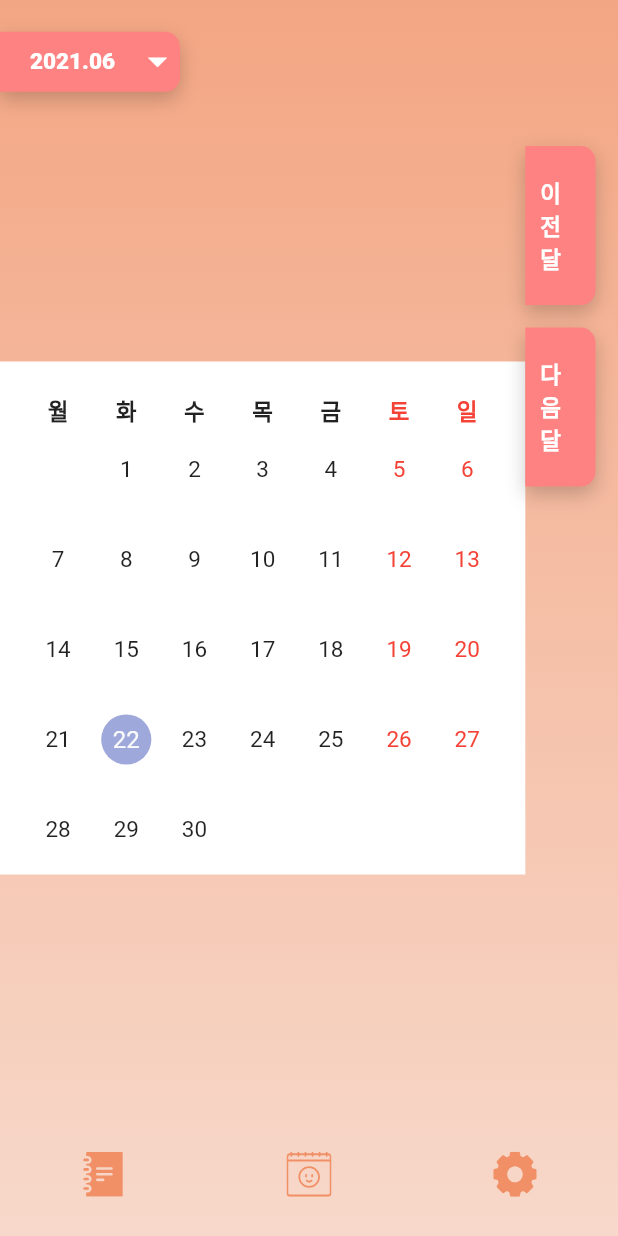
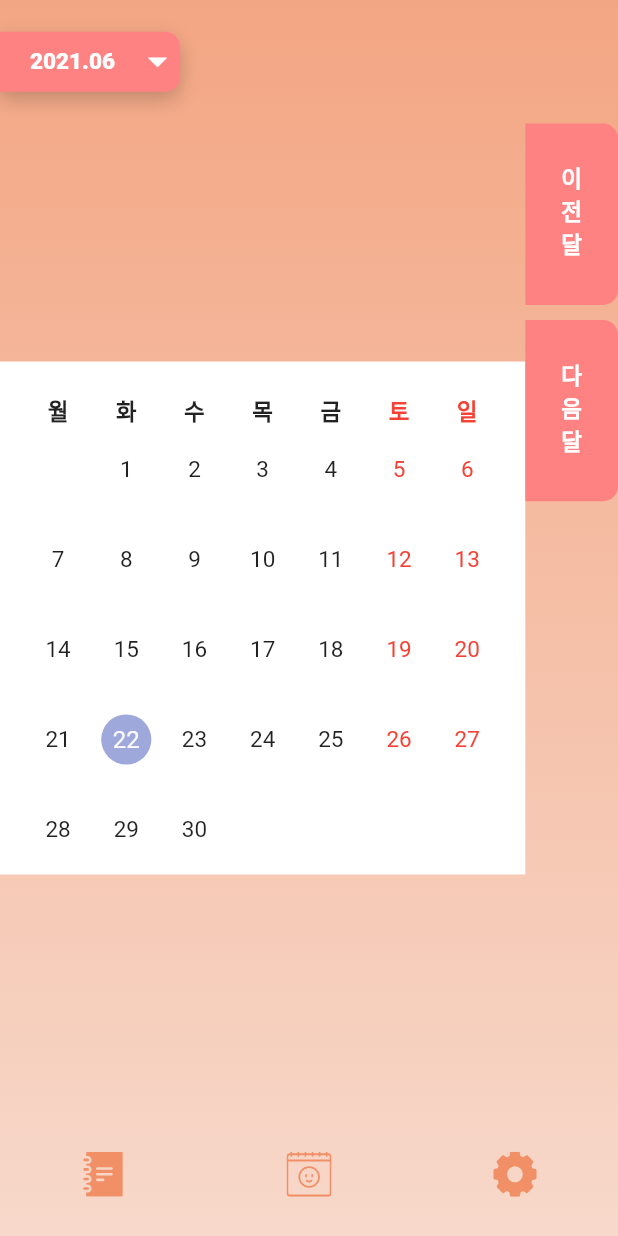
Before and after one commit to Miri-Hwang/account_book, a Flutter app: the screen it shows after launch, on a phone screen of 412 x 824 dp. Run offline on Flutter 3.47's test engine with Material 2 defaults, Android fonts, the light colour scheme and no system bars; drawn by our look-alikes of table_calendar; our stand-ins replace flutter_svg.

Commit message:
Make CalendarButton Widget

```diff
--- a/account_book/lib/calendar/calendar.dart
+++ b/account_book/lib/calendar/calendar.dart
@@ -78,53 +78,32 @@ class _AccountCalendarState extends State<AccountCalendar> {
         // Calendar Tabs
         Expanded(
           flex: 15,
-          child: Container(
-            padding: EdgeInsets.fromLTRB(0, 0, 15, 0),
-            child: Column(
-              children: [
-                Container(
-                  margin: EdgeInsets.fromLTRB(0, 15, 0, 15),
-                  padding: EdgeInsets.fromLTRB(10, 20, 10, 20),
-                  decoration: BoxDecoration(
-                    color: pink,
-                    borderRadius: BorderRadius.only(topRight: Radius.circular(10.0),bottomRight:Radius.circular(10.0),),
-                    boxShadow: [
-                      BoxShadow(
-                        color: Color.fromRGBO(0, 0, 0, 0.2),
-                        offset: Offset(0.0, 5.0), //(x,y)
-                        blurRadius: 10.0,
-                      ),//BoxShadow
-                    ],
-                  ),
+          child: Column(
+            crossAxisAlignment: CrossAxisAlignment.start,
+            children: [
+              calendarButton("\n이\n전\n달\n"),
+              SizedBox(height: 10,),
+              calendarButton("\n다\n음\n달\n"),
 
-                  child: Text(
-                      "이전달",style: TextStyle(color: Colors.white,fontWeight: FontWeight.w800),
-                  ),
-                ),
 
-                Container(
-                  margin: EdgeInsets.fromLTRB(0, 0, 0, 0),
-                  padding: EdgeInsets.fromLTRB(10, 20, 10, 20),
-                  decoration: BoxDecoration(
-                    color: pink,
-                    borderRadius: BorderRadius.only(topRight: Radius.circular(10.0),bottomRight:Radius.circular(10.0),),
-                    boxShadow: [
-                      BoxShadow(
-                        color: Color.fromRGBO(0, 0, 0, 0.2),
-                        offset: Offset(0.0, 5.0), //(x,y)
-                        blurRadius: 10.0,
-                      ),//BoxShadow
-                    ],
-                  ),
+            ],
+          )),
 
-                  child: Text(
-                    "다음달",style: TextStyle(color: Colors.white,fontWeight: FontWeight.w800),
-                  ),
-                ),
-              ],
-            ),
-          ))
       ],
     );
   }
+
+  TextButton calendarButton(String text) {
+    return TextButton(
+                style: TextButton.styleFrom(
+                  backgroundColor: pink,
+                  shape: RoundedRectangleBorder(borderRadius: BorderRadius.only(topRight: Radius.circular(10),bottomRight: Radius.circular(10)))
+
+                ),
+                onPressed: (){},
+                child: Text(
+                    text,style: TextStyle(color: Colors.white,fontWeight: FontWeight.w800),
+                ),
+              );
+  }
 }
```
